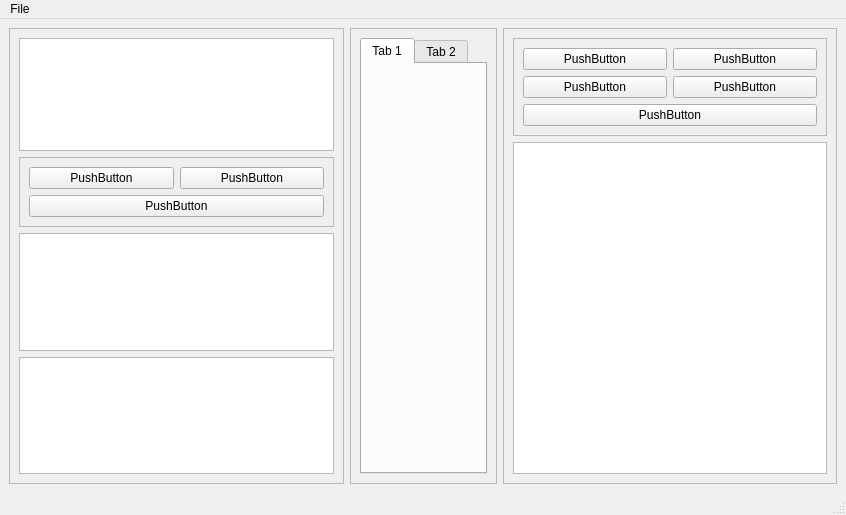
slaclab/paws, file slacx/slacxui/basic.ui: the form before one commit.
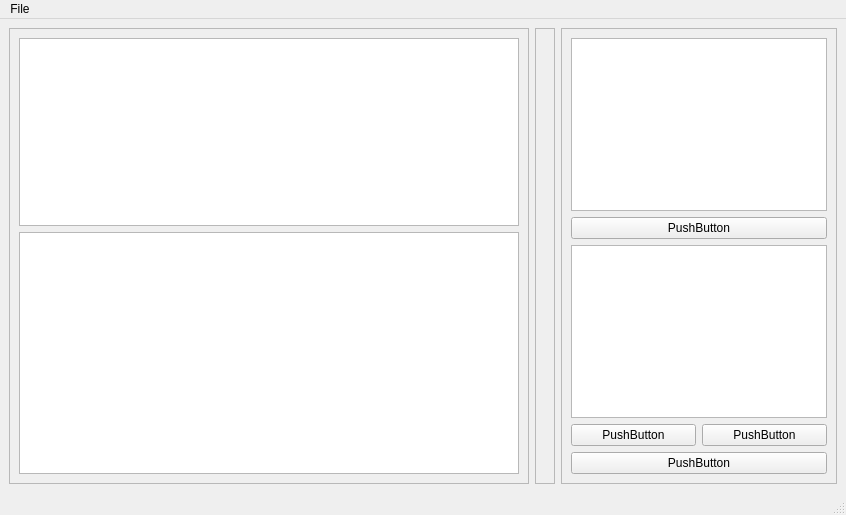
The form after the commit.

Commit message: major ui refactor, got rid of lots of useless features

```diff
--- a/slacx/slacxui/basic.ui
+++ b/slacx/slacxui/basic.ui
@@ -37,42 +37,6 @@
          </property>
         </widget>
        </item>
-       <item>
-        <widget class="QFrame" name="image_button_box">
-         <property name="frameShape">
-          <enum>QFrame::StyledPanel</enum>
-         </property>
-         <property name="frameShadow">
-          <enum>QFrame::Raised</enum>
-         </property>
-         <layout class="QGridLayout" name="gridLayout_4">
-          <item row="1" column="0">
-           <widget class="QPushButton" name="open_images_button">
-            <property name="text">
-             <string>PushButton</string>
-            </property>
-           </widget>
-          </item>
-          <item row="1" column="1">
-           <widget class="QPushButton" name="close_images_button">
-            <property name="text">
-             <string>PushButton</string>
-            </property>
-           </widget>
-          </item>
-          <item row="2" column="0" colspan="2">
-           <widget class="QPushButton" name="display_item_button">
-            <property name="text">
-             <string>PushButton</string>
-            </property>
-           </widget>
-          </item>
-         </layout>
-        </widget>
-       </item>
-       <item>
-        <widget class="QTreeView" name="image_tree"/>
-       </item>
        <item>
         <widget class="QPlainTextEdit" name="message_board">
          <property name="undoRedoEnabled">
@@ -97,22 +61,8 @@
          <enum>QFrame::Raised</enum>
         </property>
         <layout class="QGridLayout" name="gridLayout_2">
-         <item row="0" column="0" colspan="2">
-          <widget class="QTabWidget" name="image_viewer">
-           <property name="currentIndex">
-            <number>0</number>
-           </property>
-           <widget class="QWidget" name="tab">
-            <attribute name="title">
-             <string>Tab 1</string>
-            </attribute>
-           </widget>
-           <widget class="QWidget" name="tab_2">
-            <attribute name="title">
-             <string>Tab 2</string>
-            </attribute>
-           </widget>
-          </widget>
+         <item row="0" column="0">
+          <layout class="QGridLayout" name="image_viewer"/>
          </item>
         </layout>
        </widget>
@@ -127,57 +77,41 @@
       <property name="frameShadow">
        <enum>QFrame::Raised</enum>
       </property>
-      <layout class="QVBoxLayout" name="verticalLayout_2">
-       <item>
-        <widget class="QFrame" name="workflow_button_box">
-         <property name="frameShape">
-          <enum>QFrame::StyledPanel</enum>
-         </property>
-         <property name="frameShadow">
-          <enum>QFrame::Raised</enum>
-         </property>
-         <layout class="QGridLayout" name="gridLayout_3">
-          <item row="2" column="1">
-           <widget class="QPushButton" name="apply_workflow_button">
-            <property name="text">
-             <string>PushButton</string>
-            </property>
-           </widget>
-          </item>
-          <item row="1" column="0">
-           <widget class="QPushButton" name="add_op_button">
-            <property name="text">
-             <string>PushButton</string>
-            </property>
-           </widget>
-          </item>
-          <item row="1" column="1">
+      <layout class="QGridLayout" name="gridLayout">
+       <item row="2" column="0" colspan="2">
+        <widget class="QTreeView" name="workflow_tree"/>
+       </item>
+       <item row="3" column="1">
            <widget class="QPushButton" name="edit_op_button">
             <property name="text">
              <string>PushButton</string>
             </property>
            </widget>
           </item>
-          <item row="2" column="0">
+       <item row="0" column="0" colspan="2">
+        <widget class="QTreeView" name="op_tree"/>
+       </item>
+       <item row="3" column="0">
            <widget class="QPushButton" name="rm_op_button">
             <property name="text">
              <string>PushButton</string>
             </property>
            </widget>
           </item>
-          <item row="3" column="0" colspan="2">
-           <widget class="QPushButton" name="display_workflowitem_button">
+       <item row="4" column="0" colspan="2">
+        <widget class="QPushButton" name="apply_workflow_button">
             <property name="text">
              <string>PushButton</string>
             </property>
            </widget>
           </item>
-         </layout>
+       <item row="1" column="0" colspan="2">
+        <widget class="QPushButton" name="add_op_button">
+         <property name="text">
+          <string>PushButton</string>
+         </property>
         </widget>
        </item>
-       <item>
-        <widget class="QTreeView" name="workflow_tree"/>
-       </item>
       </layout>
      </widget>
     </item>
```
Left out of the diff: 11 changed lines with no effect on the pictures. Lines whose indentation alone changed are shown as unchanged. The commit also changes 7 other files.
